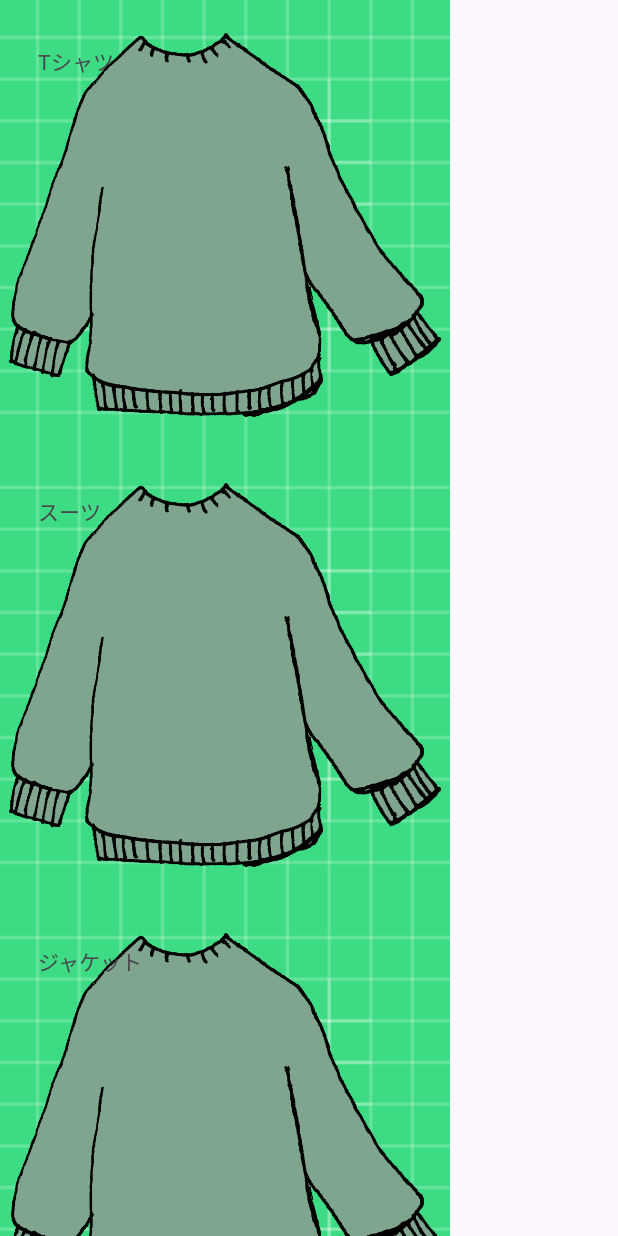
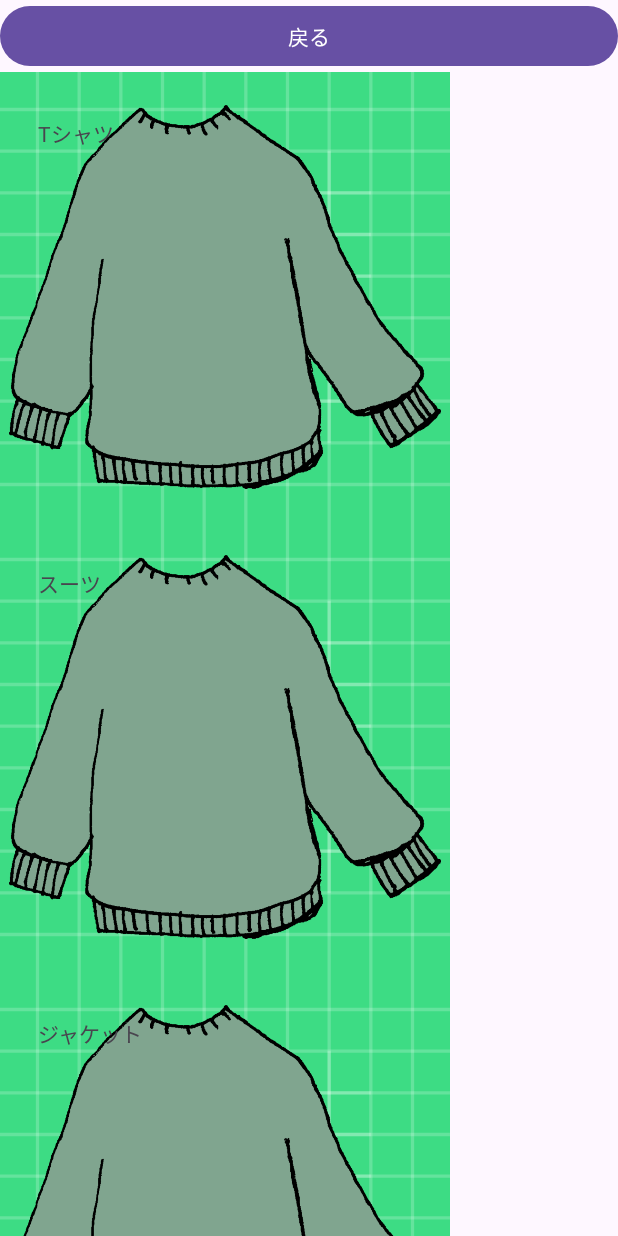
Before and after one commit to Fujikouki/DigitalCloset, an Android app: the fragment MainFragment shown on its own in the app's theme, on a phone screen of 412 x 824 dp. Run offline under Robolectric (Android 15) with nearby library versions, the phone set to English and light mode, and no system bars.

Commit message:
フラグメント同士の値の受け渡し実験成功2023/9/14

```diff
--- a/app/src/main/java/com/example/digitalcloset/BlankFragment.kt
+++ b/app/src/main/java/com/example/digitalcloset/BlankFragment.kt
@@ -15,6 +15,8 @@ import android.widget.TextView
 // the fragment initialization parameters, e.g. ARG_ITEM_NUMBER
 private const val ARG_PARAM1 = "param1"
 private const val ARG_PARAM2 = "param2"
+
+private const val s = "hukuname"
 
 /**
  * A simple [Fragment] subclass.
@@ -72,6 +74,22 @@ class BlankFragment : Fragment() {
             Log.d("seikou",hukusyu)
             Log.d("seikou",hukuname)
 
+            val bundle = Bundle()
+
+            bundle.putString("hukusyu",hukusyu)
+            bundle.putString("hukuiro",hukuiro)
+            bundle.putString("hukuname",hukuname)
+
+            val transaction = parentFragmentManager.beginTransaction()
+
+            transaction.setReorderingAllowed(true)
+
+            transaction.addToBackStack("Only LIst")
+
+            transaction.replace(R.id.MinFragment,MainFragment::class.java,bundle)
+
+            transaction.commit()
+
 
         }
     }
--- a/app/src/main/java/com/example/digitalcloset/MainFragment.kt
+++ b/app/src/main/java/com/example/digitalcloset/MainFragment.kt
@@ -1,10 +1,12 @@
 package com.example.digitalcloset
 
 import android.os.Bundle
+import android.util.Log
 import androidx.fragment.app.Fragment
 import android.view.LayoutInflater
 import android.view.View
 import android.view.ViewGroup
+import android.widget.Button
 import androidx.recyclerview.widget.LinearLayoutManager
 import androidx.recyclerview.widget.RecyclerView
 
@@ -23,11 +25,31 @@ class MainFragment : Fragment() {
         savedInstanceState: Bundle?
     ): View? {
 
+        val hukusyu = arguments?.getString("hukusyu")?:""
+        val hukuiro = arguments?.getString("hukuiro")?:""
+        val hukuname = arguments?.getString("hukuname")?:""
+        Log.d("mainfragment",hukuiro)
+        Log.d("mainfragment",hukusyu)
+        Log.d("mainfragment",hukuname)
+
+
+
         val rootView = inflater.inflate(R.layout.fragment_main, container, false)
+
+        val bcButton = rootView.findViewById<Button>(R.id.bcButton)
+        bcButton.setOnClickListener(bccreta())
+
+
         recyclerView = rootView.findViewById(R.id.recvi)
-        recyclerView.adapter = RecyclerAdapter()
+        recyclerView.adapter = RecyclerAdapter(hukuiro)
         recyclerView.layoutManager = LinearLayoutManager(requireContext())
         return rootView
+
+    }
+    private inner class bccreta: View.OnClickListener{
+        override fun onClick(view: View) {
+            parentFragmentManager.popBackStack()
+        }
     }
 
 
--- a/app/src/main/java/com/example/digitalcloset/RecyclerAdapter.kt
+++ b/app/src/main/java/com/example/digitalcloset/RecyclerAdapter.kt
@@ -1,18 +1,20 @@
 package com.example.digitalcloset
 
+import android.util.Log
 import android.view.LayoutInflater
 import android.view.ViewGroup
 import androidx.recyclerview.widget.RecyclerView
 
-class RecyclerAdapter:RecyclerView.Adapter<OneViewHolder>() {
+class RecyclerAdapter( val name:String):RecyclerView.Adapter<OneViewHolder>() {
 
-    private val  list = listOf("Tシャツ","スーツ","ジャケット","パンツ","短パン")
-    private val  imgli = listOf(R.drawable.huku,R.drawable.huku,R.drawable.huku,R.drawable.huku,R.drawable.huku)
+    private val  list = listOf("Tシャツ","スーツ","ジャケット","パンツ","短パン",name)
+    private val  imgli = listOf(R.drawable.huku,R.drawable.huku,R.drawable.huku,R.drawable.huku,R.drawable.huku,R.drawable.huku)
 
     //一行分のXMLとOneViewHolderを連結させる
     override fun onCreateViewHolder(parent: ViewGroup, viewType: Int): OneViewHolder {
         val OneVi = LayoutInflater.from(parent.context)
             .inflate(R.layout.one_view,parent,false)
+
         return OneViewHolder(OneVi)
     }
     //データの数を数える
--- a/app/src/main/res/layout/fragment_main.xml
+++ b/app/src/main/res/layout/fragment_main.xml
@@ -2,12 +2,21 @@
 <LinearLayout
     xmlns:android="http://schemas.android.com/apk/res/android"
     android:layout_width="match_parent"
-    android:layout_height="match_parent">
+    android:layout_height="match_parent"
+    android:orientation="vertical">
+
+    <Button
+        android:id="@+id/bcButton"
+        android:text="戻る"
+        android:layout_width="match_parent"
+        android:layout_height="wrap_content"
+        />
 
     <androidx.recyclerview.widget.RecyclerView
         android:layout_width="match_parent"
         android:layout_height="match_parent"
-        android:id="@+id/recvi"/>
+        android:id="@+id/recvi"
+        />
 
 
 
```
